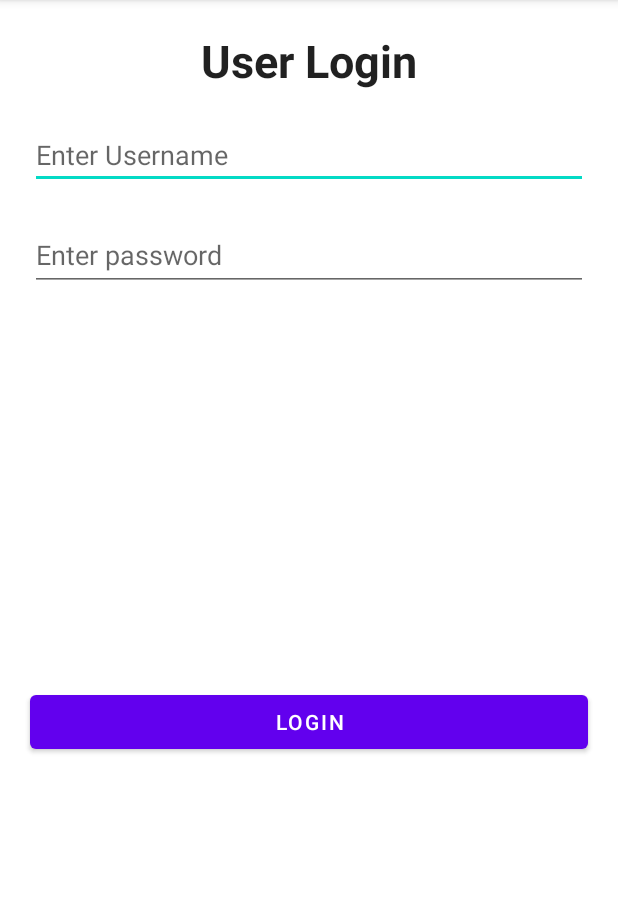
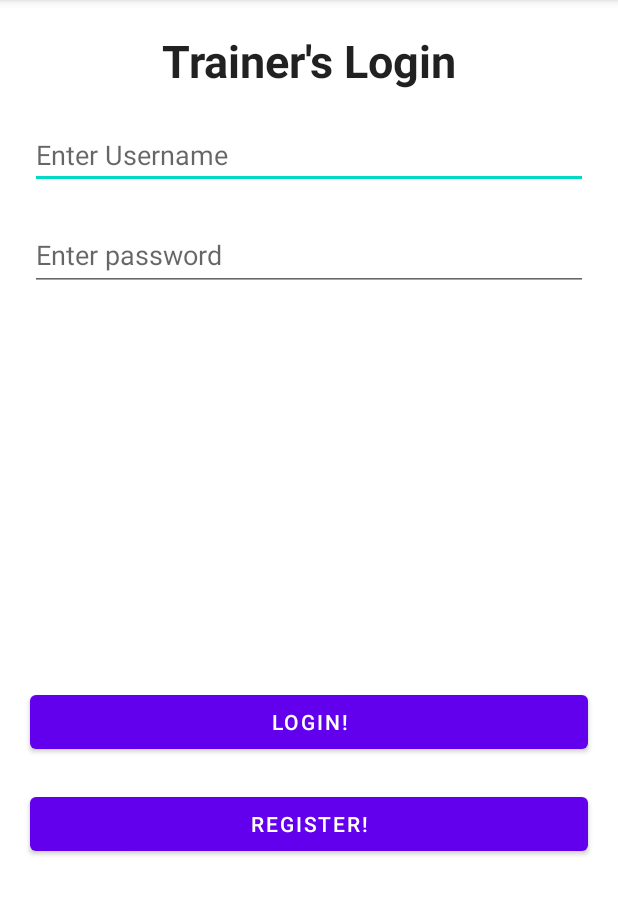
Before and after one commit to Antherrera0898/project-01, an Android app: the LoginActivity screen opened directly, with no data from a screen before it, on a phone screen of 412 x 824 dp, the part 84-999 px from its top. Run offline under Robolectric (Android 15) with nearby library versions, the phone set to English and light mode, and no system bars.

Commit message:
Edited areas:
Main Pg (I changed the icon home btn + I added the '!' of the title)
Register Pg (I added the '!' in the name of btn)
Log-In Pg (I added the register btn + I added the '!' in the name of btn)

```diff
--- a/app/src/main/java/com/daclink/drew/sp22/cst438_project01_starter/LoginActivity.java
+++ b/app/src/main/java/com/daclink/drew/sp22/cst438_project01_starter/LoginActivity.java
@@ -16,7 +16,7 @@ import com.daclink.drew.sp22.cst438_project01_starter.model.User;
 
 public class LoginActivity extends AppCompatActivity {
     EditText username, password;
-    Button login;
+    Button login, register;
 
     @Override
     public void onCreate(Bundle savedInstanceState) {
@@ -27,6 +27,7 @@ public class LoginActivity extends AppCompatActivity {
         password = findViewById(R.id.password);
 
         login = findViewById(R.id.login);
+        register = findViewById(R.id.register);
 
         login.setOnClickListener(new View.OnClickListener() {
             @Override
@@ -60,5 +61,12 @@ public class LoginActivity extends AppCompatActivity {
                 }
             }
         });
+
+        register.setOnClickListener(new View.OnClickListener() {
+            @Override
+            public void onClick(View view) {
+                startActivity(new Intent(LoginActivity.this, RegisterActivity.class));
+            }
+        });
     }
 }
--- a/app/src/main/res/layout/login.xml
+++ b/app/src/main/res/layout/login.xml
@@ -13,7 +13,7 @@
         android:layout_width="match_parent"
         android:layout_height="wrap_content"
         android:layout_margin="20sp"
-        android:text="User Login"
+        android:text="Trainer's Login"
         android:textAlignment="center"
         android:textSize="30sp"
         android:textStyle="bold"
@@ -50,10 +50,20 @@
         android:layout_width="match_parent"
         android:layout_height="wrap_content"
         android:layout_margin="20sp"
-        android:text="Login"
+        android:text="Login!"
         app:layout_constraintBottom_toBottomOf="parent"
         app:layout_constraintEnd_toEndOf="parent"
         app:layout_constraintStart_toStartOf="parent"
         app:layout_constraintTop_toBottomOf="@+id/password" />
 
+    <Button
+        android:id="@+id/register"
+        android:layout_width="match_parent"
+        android:layout_height="wrap_content"
+        android:layout_margin="20sp"
+        android:text="Register!"
+        app:layout_constraintEnd_toEndOf="parent"
+        app:layout_constraintStart_toStartOf="parent"
+        app:layout_constraintTop_toBottomOf="@id/login"/>
+
 </androidx.constraintlayout.widget.ConstraintLayout>
--- a/app/src/main/res/layout/register.xml
+++ b/app/src/main/res/layout/register.xml
@@ -13,7 +13,7 @@
         android:layout_width="match_parent"
         android:layout_height="wrap_content"
         android:layout_margin="20sp"
-        android:text="Register"
+        android:text="Trainer's Registration"
         android:textAlignment="center"
         android:textSize="30sp"
         android:textStyle="bold"
@@ -71,7 +71,7 @@
         android:layout_width="match_parent"
         android:layout_height="wrap_content"
         android:layout_margin="20sp"
-        android:text="Login"
+        android:text="Login!"
         app:layout_constraintEnd_toEndOf="parent"
         app:layout_constraintStart_toStartOf="parent"
         app:layout_constraintTop_toBottomOf="@+id/register" />
--- a/app/src/main/res/menu/menu_nav.xml
+++ b/app/src/main/res/menu/menu_nav.xml
@@ -3,8 +3,8 @@
 
     <item
         android:id="@+id/search"
-        android:title="Search"
-        android:icon="@drawable/ic_baseline_search"/>
+        android:title="Home"
+        android:icon="@drawable/home_btn"/>
 
     <item
         android:id="@+id/battle"
```
Also changed, not shown: app/src/main/java/com/daclink/drew/sp22/cst438_project01_starter/MainActivity.java (+7 -39 lines), app/src/main/res/drawable-anydpi/home_btn.xml (added, +10 -0 lines), app/src/main/res/layout/activity_main.xml (+10 -9 lines), app/src/main/res/drawable-hdpi/home_btn.png (added), app/src/main/res/drawable-mdpi/home_btn.png (added), app/src/main/res/drawable-xhdpi/home_btn.png (added), app/src/main/res/drawable-xxhdpi/home_btn.png (added).
